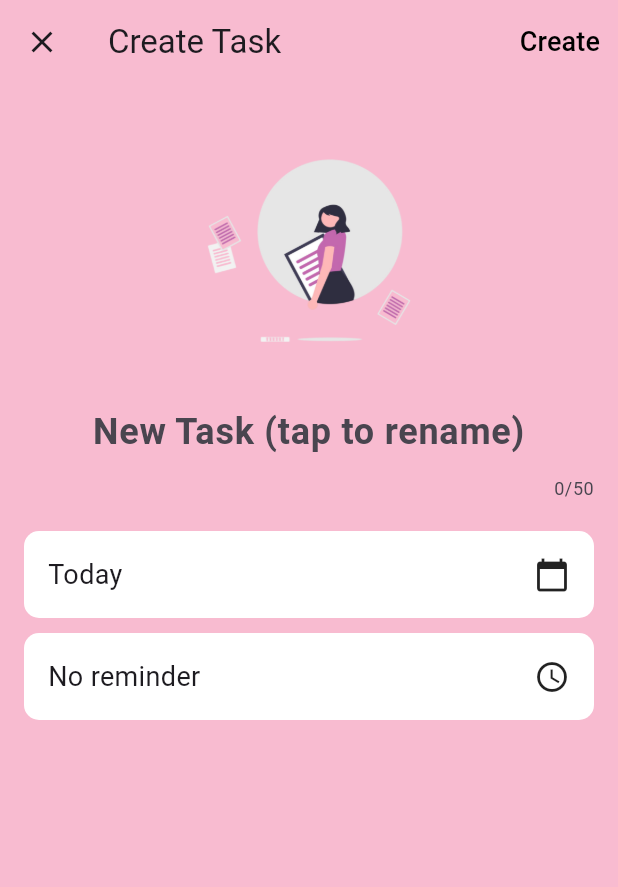
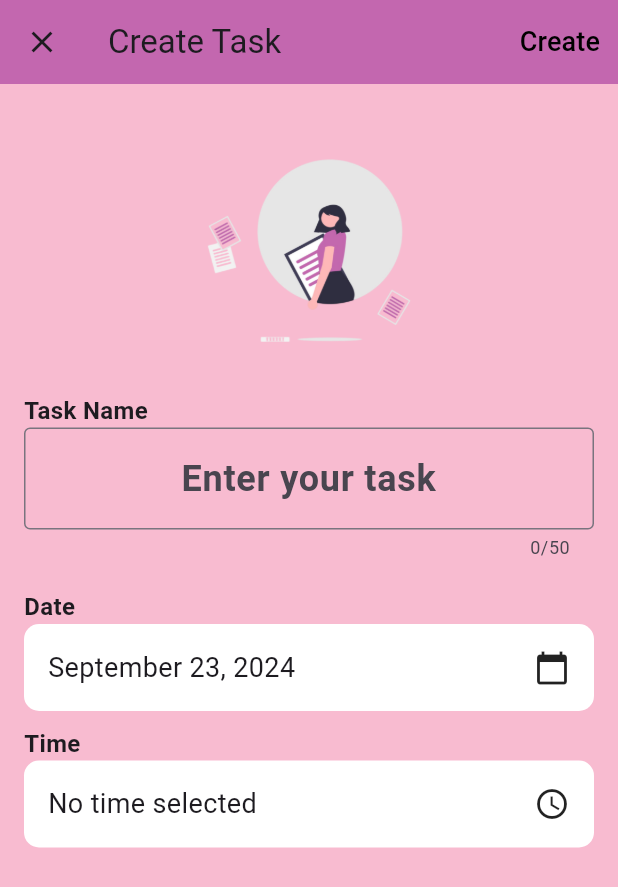
Before and after one commit to IrenaPaskah/ilearn_2213025033, a Flutter app: the screen it shows after launch, after a tap on the "add" icon, on a phone screen of 412 x 824 dp. Shown: the top 887 px of the screen. Run offline on Flutter 3.47's test engine with Material 3 defaults, Android fonts, the phone set to English and light mode, and no system bars.

Commit message:
update calendar

```diff
--- a/noi_2213025033/lib/home_page.dart
+++ b/noi_2213025033/lib/home_page.dart
@@ -14,6 +14,7 @@ class _HomePageState extends State<HomePage> {
   DateTime selectedDate = DateTime.now(); // Tanggal awal di-set ke hari ini
   final PageController _pageController = PageController(initialPage: 500);
   DateTime currentMonthYear = DateTime.now(); // Bulan dan tahun saat ini
+  List<Map<String, dynamic>> tasks = []; // Daftar tugas
 
   // Fungsi untuk mendapatkan tanggal minggu berdasarkan offset
   List<DateTime> getWeekDates(DateTime referenceDate, int offsetWeeks) {
@@ -43,6 +44,36 @@ class _HomePageState extends State<HomePage> {
     });
   }
 
+  // Fungsi untuk menambahkan tugas baru
+  void _addTask(String taskName, DateTime date, TimeOfDay? time) {
+    setState(() {
+      tasks.add({
+        'name': taskName,
+        'date': date,
+        'time': time,
+      }); // Tambahkan tugas ke daftar
+      selectedDate = date; // Update tanggal yang dipilih
+      currentMonthYear = date; // Sinkronkan bulan & tahun
+    });
+  }
+
+  // Fungsi untuk memilih tanggal dari dialog date picker
+  Future<void> _selectDate() async {
+    final DateTime? picked = await showDatePicker(
+      context: context,
+      initialDate: selectedDate,
+      firstDate: DateTime.now(),
+      lastDate: DateTime(2100),
+    );
+    if (picked != null && picked != selectedDate) {
+      setState(() {
+        selectedDate = picked;
+        currentMonthYear =
+            picked; // Update bulan dan tahun sesuai tanggal yang dipilih
+      });
+    }
+  }
+
   @override
   Widget build(BuildContext context) {
     return Scaffold(
@@ -51,9 +82,13 @@ class _HomePageState extends State<HomePage> {
         elevation: 0,
         backgroundColor: const Color.fromRGBO(195, 103, 175, 1),
         centerTitle: true,
-        title: Text(
-          formatMonthYear(selectedDate), // Tampilkan "Today" atau bulan & tahun
+        title: GestureDetector(
+          onTap: _selectDate, // Memungkinkan pemilihan tanggal saat mengetuk
+          child: Text(
+            formatMonthYear(
+                currentMonthYear), // Tampilkan "Today" atau bulan & tahun
             style: const TextStyle(fontSize: 20, fontWeight: FontWeight.bold),
+          ),
         ),
       ),
       body: Column(
@@ -122,12 +157,14 @@ class _HomePageState extends State<HomePage> {
             ),
           ),
           const SizedBox(height: 20),
+
+          // Bagian menampilkan tugas
           Expanded(
-            child: Center(
+            child: tasks.isEmpty
+                ? Center(
                     child: Column(
                       mainAxisAlignment: MainAxisAlignment.center,
                       children: [
-                  // Tambahkan Ilustrasi
                         Image.asset(
                           'assets/images/gambar_hal1.png', // Ganti dengan path gambar ilustrasi
                           height: 200,
@@ -140,6 +177,23 @@ class _HomePageState extends State<HomePage> {
                         ),
                       ],
                     ),
+                  )
+                : ListView.builder(
+                    itemCount: tasks.length,
+                    itemBuilder: (context, index) {
+                      return ListTile(
+                        title: Text(tasks[index]['name']),
+                        trailing: IconButton(
+                          icon: const Icon(Icons.delete),
+                          onPressed: () {
+                            setState(() {
+                              tasks.removeAt(
+                                  index); // Menghapus task dari daftar
+                            });
+                          },
+                        ),
+                      );
+                    },
                   ),
           ),
           Padding(
@@ -151,8 +205,7 @@ class _HomePageState extends State<HomePage> {
                   context,
                   MaterialPageRoute(
                       builder: (context) => NewTaskPage(
-                            // ignore: avoid_types_as_parameter_names, non_constant_identifier_names
-                            onNewTask: (String, DateTime, TimeOfDay) {},
+                            onNewTask: _addTask,
                           )),
                 );
               },
--- a/noi_2213025033/lib/new_task_page.dart
+++ b/noi_2213025033/lib/new_task_page.dart
@@ -31,29 +31,27 @@ class _NewTaskPageState extends State<NewTaskPage> {
   }
 
   // Pemilihan tanggal pengingat
-  Future<void> _pickDate() async {
-    DateTime? pickedDate = await showDatePicker(
+  Future<void> _selectDate() async {
+    final DateTime? picked = await showDatePicker(
       context: context,
       initialDate: selectedDate,
       firstDate: DateTime.now(),
-      lastDate: DateTime(2100),
+      lastDate: DateTime(2101),
     );
-    if (pickedDate != null) {
+    if (picked != null && picked != selectedDate) {
       setState(() {
-        selectedDate = pickedDate;
+        selectedDate = picked;
       });
     }
   }
 
   // Pemilihan waktu pengingat
-  Future<void> _pickTime() async {
-    TimeOfDay? pickedTime = await showTimePicker(
-      context: context,
-      initialTime: TimeOfDay.now(),
-    );
-    if (pickedTime != null) {
+  Future<void> _selectTime() async {
+    final TimeOfDay? picked =
+        await showTimePicker(context: context, initialTime: TimeOfDay.now());
+    if (picked != null && picked != selectedTime) {
       setState(() {
-        selectedTime = pickedTime;
+        selectedTime = picked;
       });
     }
   }
@@ -63,7 +61,7 @@ class _NewTaskPageState extends State<NewTaskPage> {
     return Scaffold(
       backgroundColor: Colors.pink[100],
       appBar: AppBar(
-        backgroundColor: Colors.pink[100],
+        backgroundColor: const Color.fromRGBO(195, 103, 175, 1),
         elevation: 0,
         leading: IconButton(
           icon: const Icon(Icons.close),
@@ -88,32 +86,41 @@ class _NewTaskPageState extends State<NewTaskPage> {
       body: Padding(
         padding: const EdgeInsets.all(16.0),
         child: Column(
+          crossAxisAlignment: CrossAxisAlignment.start,
           children: [
-            // Ilustrasi gambar di bagian atas
-            Container(
-              margin: const EdgeInsets.symmetric(vertical: 20),
-              child: Image.asset(
-                'assets/images/newtaskimage.png', // Ganti dengan path gambar yang sesuai
-                height: 150,
+            // Ilustrasi gambar di bagian atas, dipindahkan ke tengah
+            Center(
+              child: Container(
+                margin: const EdgeInsets.symmetric(vertical: 20),
+                child: Image.asset(
+                  'assets/images/newtaskimage.png', // Ganti dengan path gambar yang sesuai
+                  height: 150,
+                ),
               ),
             ),
             // Input judul Task
+            const Text(
+              "Task Name",
+              style: TextStyle(fontSize: 16, fontWeight: FontWeight.bold),
+            ),
             TextField(
               controller: _taskController,
               decoration: const InputDecoration(
-                hintText: 'New Task (tap to rename)',
-                hintStyle: TextStyle(fontSize: 24, fontWeight: FontWeight.bold),
-                border: InputBorder.none,
+                hintText: 'Enter your task',
+                border: OutlineInputBorder(),
               ),
               style: const TextStyle(fontSize: 24, fontWeight: FontWeight.bold),
               maxLength: 50, // Maksimal 50 karakter
-              textAlign: TextAlign.center, //posisi tengah
+              textAlign: TextAlign.center, // posisi tengah
             ),
-
             const SizedBox(height: 20),
             // Pilihan Tanggal Pengingat
+            const Text(
+              "Date",
+              style: TextStyle(fontSize: 16, fontWeight: FontWeight.bold),
+            ),
             GestureDetector(
-              onTap: _pickDate,
+              onTap: _selectDate,
               child: Container(
                 padding: const EdgeInsets.all(16.0),
                 decoration: BoxDecoration(
@@ -124,9 +131,7 @@ class _NewTaskPageState extends State<NewTaskPage> {
                   mainAxisAlignment: MainAxisAlignment.spaceBetween,
                   children: [
                     Text(
-                      selectedDate == DateTime.now()
-                          ? 'Today'
-                          : DateFormat.yMMMd().format(selectedDate),
+                      DateFormat.yMMMMd().format(selectedDate),
                       style: const TextStyle(fontSize: 18),
                     ),
                     const Icon(Icons.calendar_today),
@@ -136,8 +141,12 @@ class _NewTaskPageState extends State<NewTaskPage> {
             ),
             const SizedBox(height: 10),
             // Pilihan Waktu Pengingat
+            const Text(
+              "Time",
+              style: TextStyle(fontSize: 16, fontWeight: FontWeight.bold),
+            ),
             GestureDetector(
-              onTap: _pickTime,
+              onTap: _selectTime,
               child: Container(
                 padding: const EdgeInsets.all(16.0),
                 decoration: BoxDecoration(
@@ -148,9 +157,9 @@ class _NewTaskPageState extends State<NewTaskPage> {
                   mainAxisAlignment: MainAxisAlignment.spaceBetween,
                   children: [
                     Text(
-                      selectedTime == null
-                          ? 'No reminder'
-                          : selectedTime!.format(context),
+                      selectedTime != null
+                          ? selectedTime!.format(context)
+                          : 'No time selected',
                       style: const TextStyle(fontSize: 18),
                     ),
                     const Icon(Icons.access_time),
```
Lines whose indentation alone changed are shown as unchanged.
